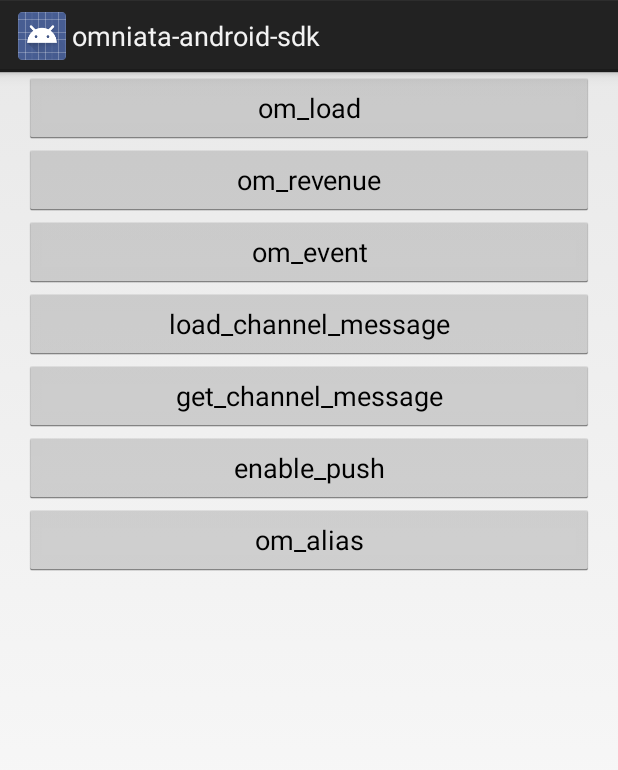
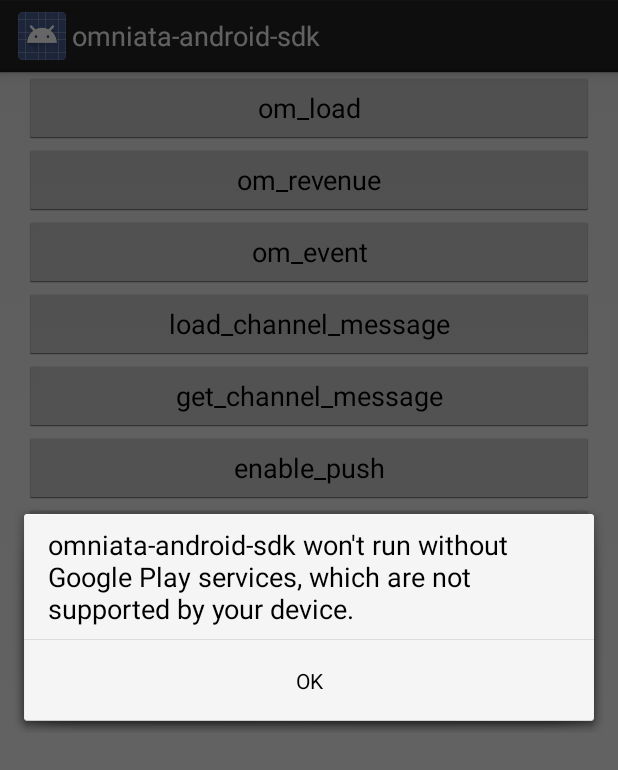
Before and after one commit to zhaojinwei0124/omniata-android-sdk, an Android app: the screen it shows after launch (MainActivity), after a tap on "enable_push", on a phone screen of 412 x 824 dp. Shown: the top 770 px of the screen. Run offline under Robolectric (Android 15) with nearby library versions, the phone set to English and light mode, and no system bars; our stand-ins replace AdMob.

Commit message:
small commit

```diff
--- a/app/src/main/java/com/example/omniata/MainActivity.java
+++ b/app/src/main/java/com/example/omniata/MainActivity.java
@@ -7,8 +7,9 @@ import android.util.Log;
 import android.view.View;
 import android.widget.Button;
 
+import com.google.android.gms.common.ConnectionResult;
+import com.google.android.gms.common.GoogleApiAvailability;
 import com.omniata.android.sdk.Omniata;
-import com.exmaple.omniata.R;
 
 import org.json.JSONArray;
 
@@ -20,7 +21,8 @@ import org.json.JSONArray;
 
 
 public class MainActivity extends Activity {
-
+    private static final String TAG = "MainActivity";
+    private static final int PLAY_SERVICES_RESOLUTION_REQUEST = 9000;
     @Override
     protected void onCreate(Bundle savedInstanceState) {
         super.onCreate(savedInstanceState);
@@ -41,6 +43,7 @@ public class MainActivity extends Activity {
         Button button5 = (Button) findViewById(R.id.button5);
         Button button6 = (Button) findViewById(R.id.button6);
         Button button7 = (Button) findViewById(R.id.button7);
+
 
         button1.setOnClickListener(new View.OnClickListener() {
             public void onClick(View v) {
@@ -84,8 +87,15 @@ public class MainActivity extends Activity {
 
         button6.setOnClickListener(new View.OnClickListener() {
             public void onClick(View v) {
-                // Perform action on click
-                Omniata.enablePushNotifications("RegistrationID");
+                // Enable push notification with push token
+//                Omniata.enablePushNotifications("RegistrationID");
+
+                // Auto enable push notification by adding the google-services.json file under the project.
+                // check detail how to get the google-services.json here:
+                // https://developers.google.com/mobile/add?platform=android&cntapi=gcm&cnturl=https:%2F%2Fdevelopers.google.com%2Fcloud-messaging%2Fandroid%2Fclient&cntlbl=Continue%20Adding%20GCM%20Support&%3Fconfigured%3Dtrue
+                if (checkPlayServices()) {
+                    Omniata.autoEnablePushNotifications(getString(R.string.gcm_defaultSenderId));
+                }
             }
         });
 
@@ -98,4 +108,25 @@ public class MainActivity extends Activity {
 
     }
 
+    /**
+     * Check the device to make sure it has the Google Play Services APK. If
+     * it doesn't, display a dialog that allows users to download the APK from
+     * the Google Play Store or enable it in the device's system settings.
+     */
+    private boolean checkPlayServices() {
+        GoogleApiAvailability apiAvailability = GoogleApiAvailability.getInstance();
+        int resultCode = apiAvailability.isGooglePlayServicesAvailable(this);
+        if (resultCode != ConnectionResult.SUCCESS) {
+            if (apiAvailability.isUserResolvableError(resultCode)) {
+                apiAvailability.getErrorDialog(this, resultCode, PLAY_SERVICES_RESOLUTION_REQUEST)
+                        .show();
+            } else {
+                Log.i(TAG, "This device is not supported.");
+                finish();
+            }
+            return false;
+        }
+        return true;
+    }
+
 }
--- a/build.gradle
+++ b/build.gradle
@@ -8,6 +8,7 @@ buildscript {
         classpath 'com.android.tools.build:gradle:2.1.2'
         classpath 'com.jfrog.bintray.gradle:gradle-bintray-plugin:1.6'
         classpath 'com.github.dcendents:android-maven-gradle-plugin:1.3'
+        classpath 'com.google.gms:google-services:2.1.0'
     }
 }
 
--- a/omniata-android/build.gradle
+++ b/omniata-android/build.gradle
@@ -2,6 +2,7 @@ apply plugin: 'com.android.library'
 apply plugin: "com.jfrog.bintray"
 apply plugin: 'com.github.dcendents.android-maven'
 apply plugin: 'maven'
+
 
 group = 'com.omniata.android.library'
 def sdkVersion = "2.1.6"
@@ -43,7 +44,8 @@ dependencies {
     compile fileTree(dir: 'libs', include: ['*.jar'])
     testCompile 'junit:junit:4.12'
     compile 'com.android.support:appcompat-v7:23.4.0'
-    compile 'com.google.android.gms:play-services-ads:+'
+    compile 'com.google.android.gms:play-services-ads:8.4.0'
+    compile 'com.google.android.gms:play-services-gcm:8.4.0'
 }
 
 version = sdkVersion
--- a/omniata-android/src/main/java/com/omniata/android/sdk/OmniataUtils.java
+++ b/omniata-android/src/main/java/com/omniata/android/sdk/OmniataUtils.java
@@ -14,12 +14,14 @@ import java.util.Iterator;
 import java.util.Scanner;
 
 /* package */ class OmniataUtils {
+	public static boolean sentTokenToServer    = false;
+	public static boolean registrationComplete = false;
+	public static String       gcmSenderId     = "";
 	static String BASE_API_URL	   = "omniata.com";
-	static String API 			   = "api.omniata.com";
-	static String TEST_API 		   = "api-test.omniata.com";
 	static String TEST_EVENT_API   = "";
 	static String EVENT_API        = "";
 	static String CHANNEL_API 	   = "";
+
 
 
 	/**
```
Also changed, not shown: app/build.gradle (+6 -2 lines), app/src/main/AndroidManifest.xml (+16 -1 lines), omniata-android/src/main/java/com/omniata/android/sdk/Omniata.java (+12 -0 lines), omniata-android/src/main/java/com/omniata/android/sdk/OmniataMyInstanceIDService.java (added, +25 -0 lines), omniata-android/src/main/java/com/omniata/android/sdk/OmniataRegistrationService.java (added, +62 -0 lines).
